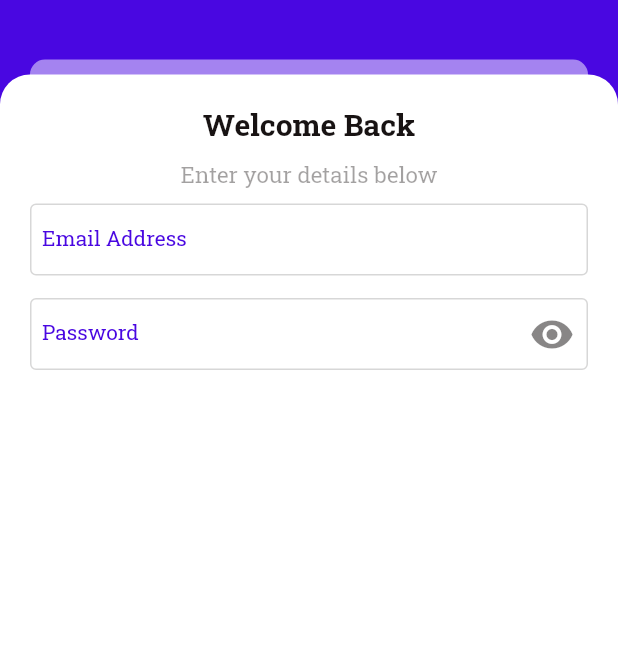
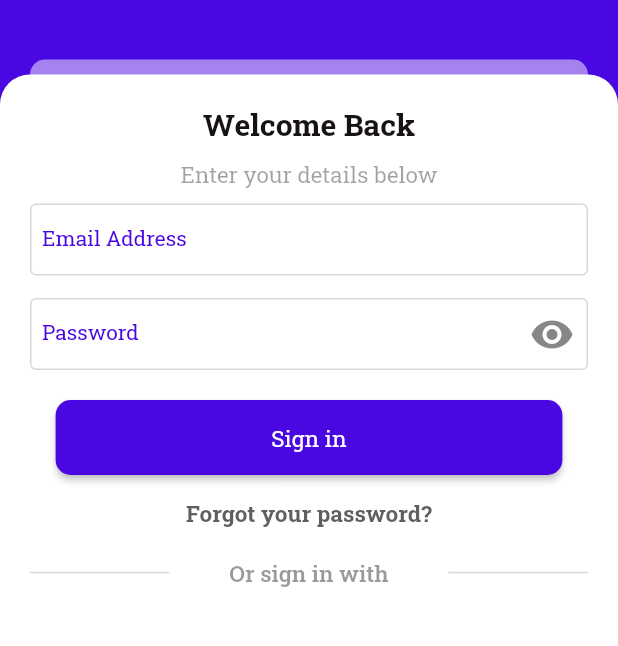
Before and after one commit to JonasDELLOUH/artisans, a Flutter app: the screen it shows after launch, on a phone screen of 412 x 824 dp, the part 170-816 px from its top. Run offline on Flutter 3.47's test engine with Material 2 defaults, Android fonts, the phone set to English and light mode, and no system bars; drawn by our look-alikes of rounded_loading_button; our stand-ins replace get, get_storage, google_fonts.

Commit message:
login scren 2

```diff
--- /dev/null
+++ b/lib/core/utils/gradient.dart
@@ -0,0 +1,8 @@
+import 'package:flutter/material.dart';
+LinearGradient createGradient(Color startColor, Color endColor) {
+  return LinearGradient(
+    colors: [startColor, endColor],
+    begin: Alignment.topLeft,
+    end: Alignment.bottomRight,
+  );
+}
--- a/lib/presentation/sign_in/sign_in_controller.dart
+++ b/lib/presentation/sign_in/sign_in_controller.dart
@@ -1,7 +1,10 @@
 import 'package:flutter/cupertino.dart';
 import 'package:flutter/services.dart';
 import 'package:get/get.dart';
+import 'package:rounded_loading_button/rounded_loading_button.dart';
 
 class SignInController extends GetxController{
   TextEditingController emailController = TextEditingController();
+  final RoundedLoadingButtonController btnController =
+  RoundedLoadingButtonController();
 }
--- a/lib/presentation/sign_in/sign_in_screen.dart
+++ b/lib/presentation/sign_in/sign_in_screen.dart
@@ -4,8 +4,10 @@ import 'package:artisans/core/widgets/text_widgets.dart';
 import 'package:artisans/presentation/sign_in/sign_in_controller.dart';
 import 'package:flutter/material.dart';
 import 'package:get/get.dart';
+import 'package:rounded_loading_button/rounded_loading_button.dart';
 
 import '../../core/colors/colors.dart';
+import '../../core/utils/gradient.dart';
 import '../../core/widgets/text_field.dart';
 
 class SignInScreen extends GetWidget<SignInController> {
@@ -13,14 +15,8 @@ class SignInScreen extends GetWidget<SignInController> {
 
   @override
   Widget build(BuildContext context) {
-    double height = MediaQuery
-        .of(context)
-        .size
-        .height;
-    double width = MediaQuery
-        .of(context)
-        .size
-        .width;
+    double height = MediaQuery.of(context).size.height;
+    double width = MediaQuery.of(context).size.width;
     return SafeArea(
         child: Scaffold(
       backgroundColor: blueColor,
@@ -36,26 +32,32 @@ class SignInScreen extends GetWidget<SignInController> {
                   ConstantIcons.backIcon(context, color: whiteColor),
                   Row(
                     children: [
-                          CustomText(text: "have_not_account".tr,
+                      CustomText(
+                          text: "have_not_account".tr,
                           color: whiteColor,
                           fontSize: 12),
-                          CustomTextButton(text: "start".tr,
+                      CustomTextButton(
+                          text: "start".tr,
                           textColor: whiteColor,
                           fontWeight: FontWeight.w700,
                           fontSize: 14,
                           backgroundColor: goldenColor),
-
                     ],
                   )
                 ],
               ),
-                  SizedBox(height: 20,),
-                  CustomText(text: "Artisans",
+              SizedBox(
+                height: 20,
+              ),
+              CustomText(
+                  text: "Artisans",
                   color: whiteColor,
                   fontSize: 25,
                   fontWeight: FontWeight.bold),
-                  SizedBox(height: 40,),
-                  Expanded(
+              SizedBox(
+                height: 40,
+              ),
+              Flexible(
                 child: Stack(
                   children: [
                     Container(
@@ -64,28 +66,80 @@ class SignInScreen extends GetWidget<SignInController> {
                             color: whiteColor.withOpacity(0.5),
                             borderRadius: const BorderRadius.only(
                                 topLeft: Radius.circular(10),
-                                    topRight: Radius.circular(10))
-                            )
-                        ),
+                                topRight: Radius.circular(10)))),
                     Container(
                       padding: EdgeInsets.all(20),
                       width: width,
                       margin: const EdgeInsets.only(top: 10),
                       decoration: const BoxDecoration(
                         color: whiteColor,
-                            borderRadius: BorderRadius.only(topLeft: Radius
-                                .circular(20), topRight: Radius.circular(20)),
+                        borderRadius: BorderRadius.only(
+                            topLeft: Radius.circular(20),
+                            topRight: Radius.circular(20)),
                       ),
                       child: Column(
                         crossAxisAlignment: CrossAxisAlignment.center,
                         children: [
-                              CustomText(text: "welcome_back".tr, fontWeight: FontWeight.bold, fontSize: 20),
-                              const SizedBox(height: 10,),
-                              CustomText(text: "enter_detail".tr, color: blackColor.withOpacity(0.4)),
-                              const SizedBox(height: 10,),
-                              customTextField(controller: controller.emailController, labelText: 'email_address'.tr),
-                              const SizedBox(height: 15,),
-                              customTextField(controller: controller.emailController, labelText: 'password'.tr, suffixIcon: ConstantIcons.visibility(color: greyColor.withOpacity(0.6)) )
+                          CustomText(
+                              text: "welcome_back".tr,
+                              fontWeight: FontWeight.bold,
+                              fontSize: 20),
+                          const SizedBox(
+                            height: 10,
+                          ),
+                          CustomText(
+                              text: "enter_detail".tr,
+                              color: blackColor.withOpacity(0.4)),
+                          const SizedBox(
+                            height: 10,
+                          ),
+                          customTextField(
+                              controller: controller.emailController,
+                              labelText: 'email_address'.tr),
+                          const SizedBox(
+                            height: 15,
+                          ),
+                          customTextField(
+                              controller: controller.emailController,
+                              labelText: 'password'.tr,
+                              suffixIcon: ConstantIcons.visibility(
+                                  color: greyColor.withOpacity(0.6))),
+                          const SizedBox(
+                            height: 20,
+                          ),
+                          RoundedLoadingButton(
+                            width: width * 0.82,
+                            height: 50,
+                            controller: controller.btnController,
+                            onPressed: () {},
+                            color: blueColor,
+                            borderRadius: 10,
+                            child:
+                                CustomText(text: "sign_in".tr, color: whiteColor),
+                          ),
+                          const SizedBox(
+                            height: 15,
+                          ),
+                          InkWell(
+                            onTap: (){},
+                              child: CustomText(text: "forgot_password".tr, color: greyColor, fontWeight: FontWeight.w700)),
+                          const SizedBox(
+                            height: 20,
+                          ),
+                          Row(
+                            mainAxisAlignment: MainAxisAlignment.spaceBetween,
+                            children: [
+                              Expanded(child: Container(height: 1, color: greyColor.withOpacity(0.2))),
+                        Expanded(
+                          flex: 2,
+                            child: Center(child: CustomText(text: "or_sign_with".tr, color: greyColor.withOpacity(0.5), fontWeight: FontWeight.w600))),
+                              Expanded(child: Container(height: 1, color: greyColor.withOpacity(0.2)))
+                            ],
+                          ),
+                          const SizedBox(
+                            height: 20,
+                          ),
+
                         ],
                       ),
                     ),
@@ -99,4 +153,5 @@ class SignInScreen extends GetWidget<SignInController> {
     ));
   }
 
+
 }
```
Lines whose indentation alone changed are shown as unchanged.
